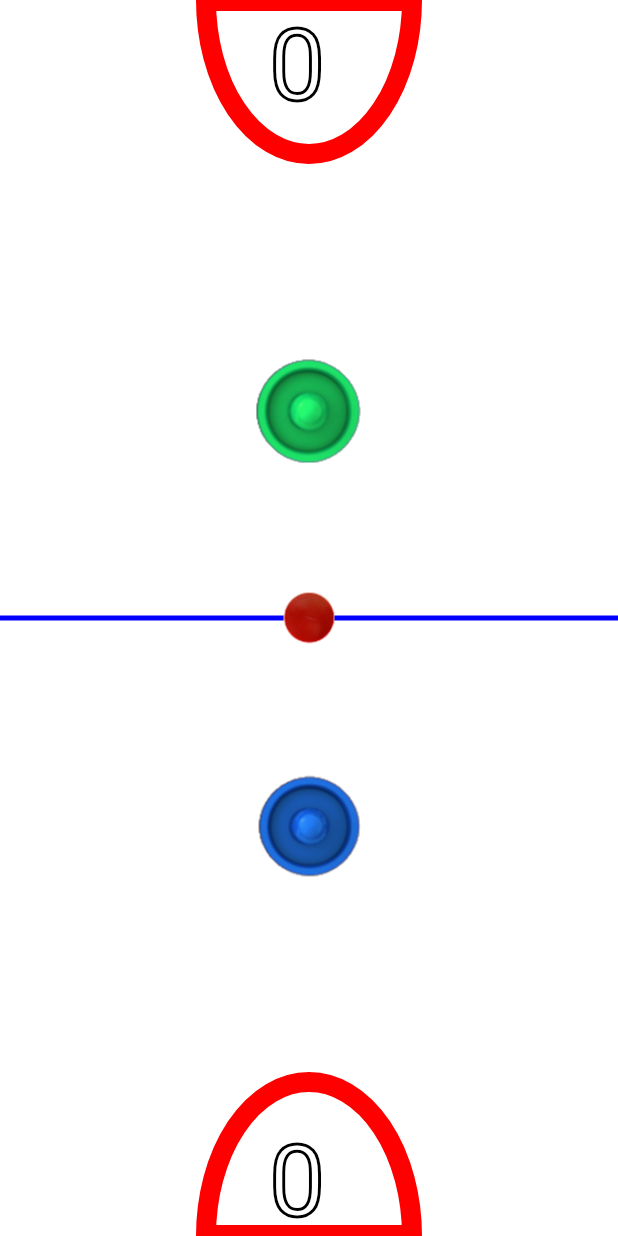
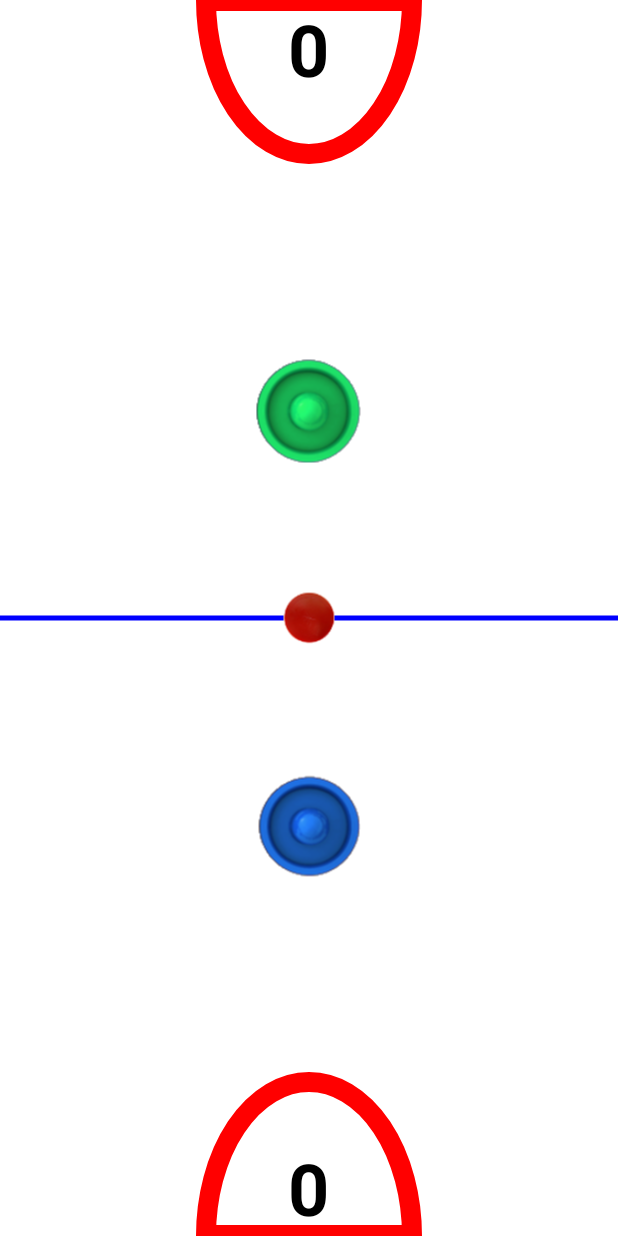
Before and after one commit to GilaGuy/Swift-Hockey, an Android app: the GameActivity screen opened directly, with no data from a screen before it, on a phone screen of 412 x 824 dp. Run offline under Robolectric (Android 15) with nearby library versions, the phone set to English and light mode, and no system bars.

Commit message:
VERRRYY GOOD!!

```diff
--- a/app/src/main/AndroidManifest.xml
+++ b/app/src/main/AndroidManifest.xml
@@ -29,7 +29,9 @@
         </activity>
         <activity
             android:name=".GameActivity"
-            android:label="@string/title_activity_game" >
+            android:label="@string/title_activity_game"
+            android:screenOrientation="portrait"
+            android:configChanges="keyboardHidden|orientation">
         </activity>
         <activity
             android:name=".WiFiServiceDiscoveryActivity"
--- a/app/src/main/java/filipgutica_melvinloho_alexdellow/airhockey/Ball.java
+++ b/app/src/main/java/filipgutica_melvinloho_alexdellow/airhockey/Ball.java
@@ -11,7 +11,7 @@ import java.util.ArrayList;
  */
 public class Ball {
 
-    float frictionFactor = .99f;
+    float frictionFactor = .98f;
 
     public static ArrayList<Ball> balls = new ArrayList<Ball>();
 
--- a/app/src/main/java/filipgutica_melvinloho_alexdellow/airhockey/GameActivity.java
+++ b/app/src/main/java/filipgutica_melvinloho_alexdellow/airhockey/GameActivity.java
@@ -4,27 +4,28 @@ import android.app.Activity;
 import android.os.Bundle;
 import android.view.Menu;
 import android.view.MenuItem;
+import android.widget.TextView;
 
 
 public class GameActivity extends Activity {
 
-
+    public static TextView scoreTop, scoreBot;
 
     @Override
     protected void onCreate(Bundle savedInstanceState) {
         super.onCreate(savedInstanceState);
-        HockeyArena hArena = new HockeyArena(this);
-        setContentView(hArena);
 
+        setContentView(R.layout.activity_game);
+
+        scoreTop = (TextView) findViewById(R.id.scoreTopTxt);
+        scoreBot = (TextView) findViewById(R.id.scoreBotTxt);
     }
 
     @Override
     public void onBackPressed() {
-
         super.onDestroy();
         super.onBackPressed();
     }
-
 
     @Override
     public boolean onCreateOptionsMenu(Menu menu) {
--- a/app/src/main/java/filipgutica_melvinloho_alexdellow/airhockey/HockeyArena.java
+++ b/app/src/main/java/filipgutica_melvinloho_alexdellow/airhockey/HockeyArena.java
@@ -10,7 +10,6 @@ import android.graphics.Point;
 import android.graphics.RectF;
 import android.os.Handler;
 import android.util.AttributeSet;
-import android.util.Log;
 import android.view.Display;
 import android.view.MotionEvent;
 import android.view.VelocityTracker;
@@ -43,12 +42,10 @@ public class HockeyArena extends View  {
     private int goalCountTop;
     private int goalCountBot;
 
-
     private int screenWidth;
     private int screenHeight;
 
     boolean scored;
-
 
     public HockeyArena(Context context) {
         super(context);
@@ -73,7 +70,7 @@ public class HockeyArena extends View  {
         goalCountTop = 0;
         scored = false;
 
-      // mPaint.setColor(Color.BLUE);
+        // mPaint.setColor(Color.BLUE);
         paddle = BitmapFactory.decodeResource(getResources(),R.drawable.blue_paddle);
         paddle2 = BitmapFactory.decodeResource(getResources(), R.drawable.green_paddle);
         puck = BitmapFactory.decodeResource(getResources(), R.drawable.puck);
@@ -85,11 +82,12 @@ public class HockeyArena extends View  {
 
         paddleBall2 = new Ball(paddle2, screenWidth/2, screenHeight * 1/3, (int)(paddleHeight)/2, Ball.type.paddle);
         paddleBall = new Ball(paddle, screenWidth/2, screenHeight * 2/3, (int) (paddleHeight/2), Ball.type.paddle);
-        puckBall = new Ball(puck, screenWidth/2, screenHeight/2, (int)(puckWidth/2), Ball.type.puck );
+        puckBall = new Ball(puck, screenWidth/2, screenHeight/2, (int)(puckWidth/2), Ball.type.puck);
     }
 
     public void cleanUp() {
         paddleBall = paddleBall2 = puckBall = null;
+        paddle = paddle2 = puck = null;
         Ball.balls.clear();
     }
 
@@ -101,7 +99,6 @@ public class HockeyArena extends View  {
         int id;
 
         if (index > 0) {
-            Log.d("", "MULTITOUCH");
             paddleBall2.x = m.getX(index);
             paddleBall2.y = m.getY(index);
         }
@@ -197,7 +194,6 @@ public class HockeyArena extends View  {
         return true;
     }
 
-
     @Override
     public void onDraw(Canvas canvas) {
         super.onDraw(canvas);
@@ -210,49 +206,50 @@ public class HockeyArena extends View  {
         mPaint.setAntiAlias(true);
 
         mPaint.setStrokeWidth(5f);
-        canvas.drawLine(0, canvas.getHeight()/2, canvas.getWidth(), canvas.getHeight()/2, mPaint);
+        canvas.drawLine(0, screenHeight/2, screenWidth, screenHeight/2, mPaint);
 
         mPaint.setColor(Color.RED);
         mPaint.setStrokeWidth(20f);
-        canvas.drawLine(canvas.getWidth() / 3, 1, canvas.getWidth() * 2 / 3, 1, mPaint);
-        canvas.drawLine(canvas.getWidth() /3, canvas.getHeight() - 1, canvas.getWidth() * 2/3, canvas.getHeight() - 1, mPaint);
+        canvas.drawLine(screenWidth / 3, 1, screenWidth * 2 / 3, 1, mPaint);
+        canvas.drawLine(screenWidth /3, screenHeight - 1, screenWidth * 2/3, screenHeight - 1, mPaint);
 
-        RectF rectFTop = new RectF(canvas.getWidth() / 3, -(canvas.getHeight() /8), canvas.getWidth() * 2 / 3, canvas.getHeight() /8);
-        RectF rectFbot = new RectF(canvas.getWidth() / 3, canvas.getHeight() - (canvas.getHeight() /8), canvas.getWidth() * 2 / 3, canvas.getHeight() + (canvas.getHeight() /8));
+        RectF rectFTop = new RectF(screenWidth / 3, -(screenHeight /8), screenWidth * 2 / 3, screenHeight /8);
+        RectF rectFbot = new RectF(screenWidth / 3, screenHeight - (screenHeight /8), screenWidth * 2 / 3, screenHeight + (screenHeight /8));
         canvas.drawArc(rectFTop, 0, 180, true, mPaint);
         canvas.drawArc(rectFbot, 180, 360, true, mPaint);
 
         mPaint.setColor(Color.BLACK);
-        mPaint.setTextSize(100f);
+        //mPaint.setTextSize(100f);
         mPaint.setStrokeWidth(3f);
 
-        canvas.drawText(String.valueOf(goalCountTop), canvas.getWidth() /2 - 40f, 0 + 100f, mPaint);
-        canvas.drawText(String.valueOf(goalCountBot), canvas.getWidth() /2 - 40f, canvas.getHeight() - 20f, mPaint);
+        //canvas.drawText(String.valueOf(goalCountTop), screenWidth /2 - 40f, 0 + 100f, mPaint);
+        //canvas.drawText(String.valueOf(goalCountBot), screenWidth /2 - 40f, screenHeight - 20f, mPaint);
+
+        GameActivity.scoreTop.setText(String.valueOf(goalCountTop));
+        GameActivity.scoreBot.setText(String.valueOf(goalCountBot));
 
         canvas.drawBitmap(puckBall.getBitmap(), puckBall.x - puckWidth/2, puckBall.y - puckWidth/2, mPaint);
         canvas.drawBitmap(paddleBall2.getBitmap(), paddleBall2.x - paddleWidth / 2, paddleBall2.y - paddleWidth / 2, mPaint);
         canvas.drawBitmap(paddleBall.getBitmap(), paddleBall.x - paddleWidth / 2, paddleBall.y - paddleWidth / 2, mPaint);
 
-        if (paddleBall.y < canvas.getHeight()/2 + paddleHeight/2) {
-            paddleBall.y = canvas.getHeight() / 2 + paddleHeight / 2;
+        if (paddleBall.y < screenHeight/2 + paddleHeight/2) {
+            paddleBall.y = screenHeight / 2 + paddleHeight / 2;
             paddleBall.speed_y = Math.abs(paddleBall.speed_y);
         }
 
-        if (paddleBall2.y > canvas.getHeight()/2 - paddleHeight/2) {
-            paddleBall2.y = canvas.getHeight() / 2 - paddleHeight / 2;
+        if (paddleBall2.y > screenHeight/2 - paddleHeight/2) {
+            paddleBall2.y = screenHeight / 2 - paddleHeight / 2;
             paddleBall2.speed_y = -Math.abs(paddleBall2.speed_y);
         }
 
         for (Ball b : Ball.balls) b.update();
         for (Ball b : Ball.balls) b.detectCollisions();
-        detectWallCollisions(paddleBall, canvas);
-        detectWallCollisions(paddleBall2, canvas);
+        detectWallCollisions(paddleBall);
+        detectWallCollisions(paddleBall2);
 
         if (!scored) {
-            detectWallCollisions(puckBall, canvas);
+            detectWallCollisions(puckBall);
         }
-
-
 
         if (goalCountBot >= 10 || goalCountTop >= 10) {
             Handler handler = new Handler();
@@ -262,24 +259,23 @@ public class HockeyArena extends View  {
                     commonConstructor();
                 }
             }, 2000);
-
         }
 
         invalidate();
     }
 
-    public void detectWallCollisions(final Ball b, final Canvas canvas) {
+    public void detectWallCollisions(final Ball b) {
 
         //when paddle hits left wall
         if (b.x < 0 + b.ballRadius/2) {
             b.speed_x = Math.abs(b.speed_x);
             b.x = 0 + b.ballRadius/2 ;
 
-            //when paddle hits right wall
-        } else if ( b.x > canvas.getWidth()- b.ballRadius/2) {
+        //when paddle hits right wall
+        } else if ( b.x > getWidth()- b.ballRadius/2) {
 
             b.speed_x= -Math.abs(b.speed_x);
-            b.x = canvas.getWidth() - b.ballRadius/2;
+            b.x = getWidth() - b.ballRadius/2;
         }
         //paddle hits top wall
         if (b.y < 0 + b.ballRadius/2) {
@@ -289,7 +285,7 @@ public class HockeyArena extends View  {
                 b.y = 0 + b.ballRadius / 2;
             }
 
-            else if (b.x < canvas.getWidth() /3 || b.x > canvas.getWidth() * 2/3 && b.getType() == Ball.type.puck) {
+            else if (b.x < getWidth() /3 || b.x > getWidth() * 2/3 && b.getType() == Ball.type.puck) {
                 b.speed_y = Math.abs(b.speed_y);
                 b.y = 0 + b.ballRadius / 2;
             }
@@ -299,41 +295,38 @@ public class HockeyArena extends View  {
                 scored = true;
                 b.speed_x = 0;
                 b.speed_y = 0;
-                b.x = canvas.getWidth() + 100;
-                b.y = canvas.getHeight();
+                b.x = getWidth() * 2;
+                b.y = getHeight() * 2;
 
                 final Handler handler = new Handler();
                 handler.postDelayed(new Runnable() {
                     @Override
                     public void run() {
-                        b.x = canvas.getWidth()/2;
-                        b.y = canvas.getHeight()/5;
+                        b.x = getWidth()/2;
+                        b.y = getHeight() * 1/5;
                         scored = false;
                     }
                 }, 2000);
-
-
-
             }
 
-            //paddle hits bottom wall
-        } else if (b.y > canvas.getHeight() - b.ballRadius/2) {
+        //paddle hits bottom wall
+        } else if (b.y > getHeight() - b.ballRadius/2) {
 
             if (b.getType() == Ball.type.paddle) {
                 b.speed_y = -Math.abs(b.speed_y);
-                b.y = canvas.getHeight() - b.ballRadius / 2;
+                b.y = getHeight() - b.ballRadius / 2;
             }
-            else if (b.x < canvas.getWidth() /3 || b.x > canvas.getWidth() * 2/3 && b.getType() == Ball.type.puck) {
+            else if (b.x < getWidth() /3 || b.x > getWidth() * 2/3 && b.getType() == Ball.type.puck) {
                 b.speed_y = -Math.abs(b.speed_y);
-                b.y = canvas.getHeight() - b.ballRadius / 2;
+                b.y = getHeight() - b.ballRadius / 2;
             }
             else
             {
                 //Goal scored
                 goalCountTop++;
                 scored = true;
-                b.x = canvas.getWidth() + 100;
-                b.y = canvas.getHeight();
+                b.x = getWidth() + 100;
+                b.y = getHeight();
                 b.speed_x = 0;
                 b.speed_y = 0;
 
@@ -341,8 +334,8 @@ public class HockeyArena extends View  {
                 handler.postDelayed(new Runnable() {
                     @Override
                     public void run() {
-                        b.x = canvas.getWidth()/2;
-                        b.y = canvas.getHeight() * 4/5;
+                        b.x = getWidth()/2;
+                        b.y = getHeight() * 4/5;
                         scored = false;
                     }
                 }, 2000);
--- a/app/src/main/res/layout/activity_game.xml
+++ b/app/src/main/res/layout/activity_game.xml
@@ -13,19 +13,20 @@
         android:layout_width="wrap_content"
         android:layout_height="wrap_content"
         android:textAppearance="?android:attr/textAppearanceMedium"
-        android:text="0"
-        android:id="@+id/scoreBotTxt"
-        android:layout_alignParentBottom="true"
-        android:layout_centerHorizontal="true" />
+        android:id="@+id/scoreTopTxt"
+        android:layout_alignParentTop="true"
+        android:layout_centerHorizontal="true"
+        android:textStyle="bold"
+        android:textSize="@dimen/txt_size" />
 
     <TextView
         android:layout_width="wrap_content"
         android:layout_height="wrap_content"
         android:textAppearance="?android:attr/textAppearanceMedium"
-        android:text="0"
-        android:id="@+id/scoreTopTxt"
-        android:layout_alignParentTop="true"
+        android:id="@+id/scoreBotTxt"
+        android:layout_alignParentBottom="true"
         android:layout_centerHorizontal="true"
-        android:layout_marginTop="30dp" />
+        android:textStyle="bold"
+        android:textSize="@dimen/txt_size" />
 
 </RelativeLayout>
--- a/app/src/main/res/values/dimens.xml
+++ b/app/src/main/res/values/dimens.xml
@@ -2,4 +2,5 @@
     <!-- Default screen margins, per the Android Design guidelines. -->
     <dimen name="activity_horizontal_margin">16dp</dimen>
     <dimen name="activity_vertical_margin">16dp</dimen>
+    <dimen name="txt_size">48sp</dimen>
 </resources>
```
Also changed, not shown: 1 other file.
